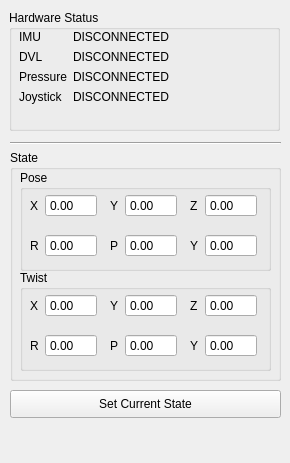
Qt form landside/catkin_ws/src/gui/resource/SensorWidget.ui (DukeRobotics/robosub-ros) before a commit.
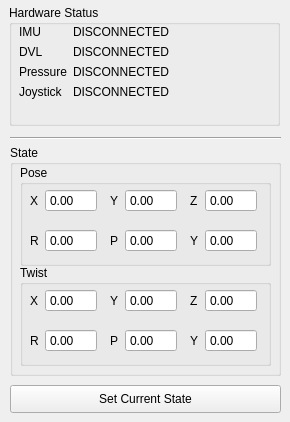
The same form after that commit.

```diff
--- a/landside/catkin_ws/src/gui/resource/SensorWidget.ui
+++ b/landside/catkin_ws/src/gui/resource/SensorWidget.ui
@@ -7,7 +7,7 @@
     <x>0</x>
     <y>0</y>
     <width>290</width>
-    <height>463</height>
+    <height>422</height>
    </rect>
   </property>
   <property name="windowTitle">
@@ -17,7 +17,7 @@
    <property name="geometry">
     <rect>
      <x>10</x>
-     <y>390</y>
+     <y>385</y>
      <width>271</width>
      <height>28</height>
     </rect>
@@ -30,7 +30,7 @@
    <property name="geometry">
     <rect>
      <x>10</x>
-     <y>150</y>
+     <y>145</y>
      <width>271</width>
      <height>231</height>
     </rect>
@@ -633,7 +633,7 @@
    <property name="geometry">
     <rect>
      <x>9</x>
-     <y>10</y>
+     <y>5</y>
      <width>271</width>
      <height>121</height>
     </rect>
@@ -714,7 +714,7 @@
    <property name="geometry">
     <rect>
      <x>10</x>
-     <y>135</y>
+     <y>130</y>
      <width>271</width>
      <height>16</height>
     </rect>
```
